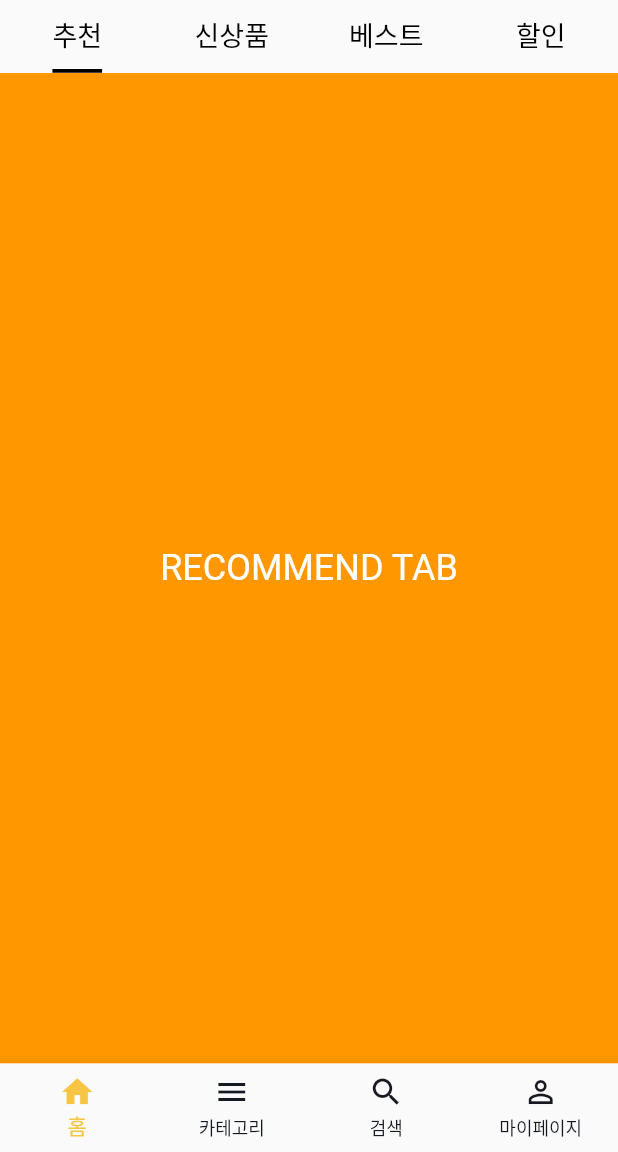
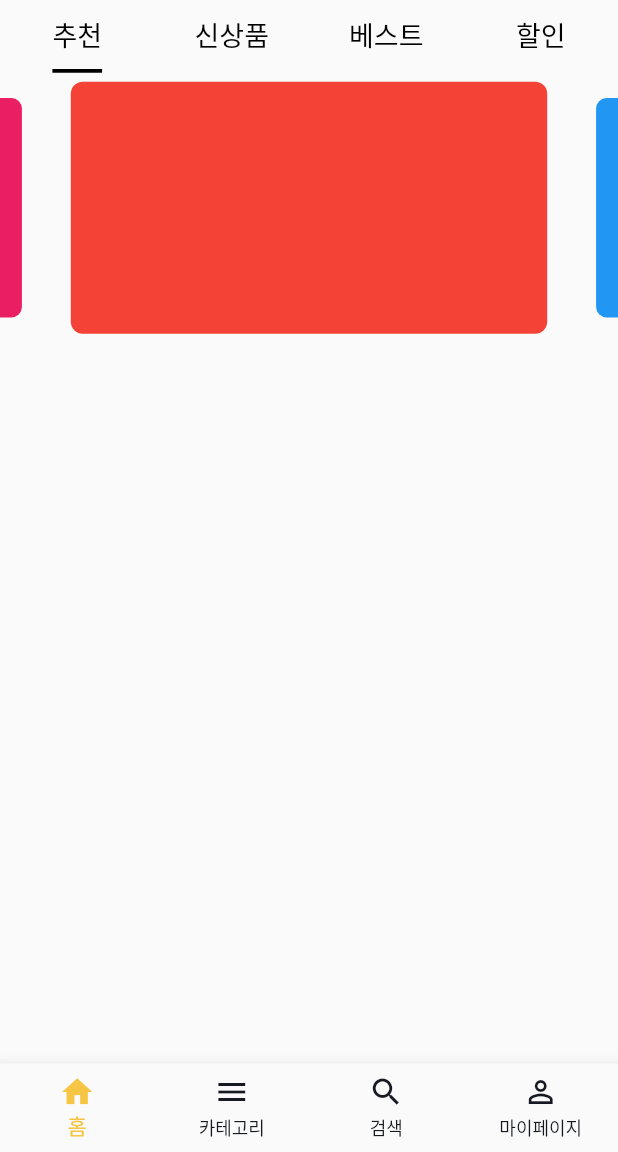
Before and after one commit to leejunesun/TtangkkeusMarket, a Flutter app: the screen it shows after launch, on a phone screen of 412 x 824 dp, the part 84-1236 px from its top. Run offline on Flutter 3.47's test engine with Material 2 defaults, Android fonts, the phone set to English and light mode, and no system bars; drawn by our look-alikes of carousel_slider; our stand-ins replace google_fonts; Roboto replaces fonts that are missing (SF).

Commit message:
[Chore] #11 - CarouselSlider 적용

```diff
--- a/lib/screens/home.dart
+++ b/lib/screens/home.dart
@@ -1,7 +1,9 @@
 import 'package:flutter/material.dart';
 import 'package:ttangkkeusmarket/widgets/AppBar.dart';
+import 'package:ttangkkeusmarket/widgets/CarouselList.dart';
 import 'package:ttangkkeusmarket/widgets/TabBar.dart';
-import 'package:ttangkkeusmarket/widgets/bottom_navbar.dart';
+import 'package:ttangkkeusmarket/widgets/BottomNavBar.dart';
+// import 'package:ttangkkeusmarket/widgets/HorizontalList.dart';
 
 class Main extends StatelessWidget {
   const Main({Key? key}) : super(key: key);
@@ -22,7 +24,7 @@ class HomeScreen extends StatelessWidget {
   Widget build(BuildContext context) {
     return Scaffold(
       appBar: BaseAppBar(appBar: AppBar(), title: "땅끗마켓", center: true),
-      body: const MainTabBar(),
+      body: MainTabBar()
     );
   }
 }
--- a/lib/screens/recommend.dart
+++ b/lib/screens/recommend.dart
@@ -1,18 +1,24 @@
 import 'package:flutter/material.dart';
+import 'package:ttangkkeusmarket/widgets/CarouselList.dart';
 
 class RecommendTab extends StatelessWidget {
   const RecommendTab({Key? key}) : super(key: key);
 
   @override
   Widget build(BuildContext context) {
-    return Container(
-      color: Colors.orange,
-      child: const Center(
-        child: Text(
-          "RECOMMEND TAB",
-          style: TextStyle(fontSize: 24, color: Colors.white),
-        ),
-      ),
+    return Scaffold(
+      body: CarouselSliderWidget(),
+
     );
+    // return Container(
+    //   color: Colors.orange,
+    //   child: const Center(
+    //     child: Text(
+    //       "RECOMMEND TAB",
+    //       style: TextStyle(fontSize: 24, color: Colors.white),
+    //     ),
+    //   ),
+
+    // );
   }
 }
--- a/lib/widgets/AppBar.dart
+++ b/lib/widgets/AppBar.dart
@@ -1,4 +1,6 @@
 import 'package:flutter/material.dart';
+import 'package:google_fonts/google_fonts.dart';
+import 'package:ttangkkeusmarket/widgets/TabBar.dart';
 
 class BaseAppBar extends StatelessWidget implements PreferredSizeWidget {
   const BaseAppBar(
--- /dev/null
+++ b/lib/widgets/CarouselList.dart
@@ -0,0 +1,100 @@
+import 'package:flutter/material.dart';
+import 'package:carousel_slider/carousel_slider.dart';
+
+class CarouselSliderWidget extends StatefulWidget {
+  const CarouselSliderWidget({Key? key}) : super(key: key);
+
+  @override
+  State<CarouselSliderWidget> createState() => _CarouselSliderWidgetState();
+}
+
+class _CarouselSliderWidgetState extends State<CarouselSliderWidget> {
+  @override
+  Widget build(BuildContext context) {
+    return Scaffold(
+      body: ListView(
+        children: [
+          CarouselSlider(
+            items: [
+              //1st Image of Slider
+              Container(
+                margin: EdgeInsets.all(6.0),
+                decoration: BoxDecoration(
+                  borderRadius: BorderRadius.circular(8.0),
+                  color: Colors.red,
+                  // image: DecorationImage(
+                  //   image: NetworkImage("ADD IMAGE URL HERE"),
+                  //   fit: BoxFit.cover,
+                  // ),
+                ),
+              ),
+
+              //2nd Image of Slider
+              Container(
+                margin: EdgeInsets.all(6.0),
+                decoration: BoxDecoration(
+                  borderRadius: BorderRadius.circular(8.0),
+                  color: Colors.blue,
+                  // image: DecorationImage(
+                  //   image: NetworkImage("ADD IMAGE URL HERE"),
+                  //   fit: BoxFit.cover,
+                  // ),
+                ),
+              ),
+
+              //3rd Image of Slider
+              Container(
+                margin: EdgeInsets.all(6.0),
+                decoration: BoxDecoration(
+                    borderRadius: BorderRadius.circular(8.0),
+                    color: Colors.green
+                    // image: DecorationImage(
+                    //   image: NetworkImage("ADD IMAGE URL HERE"),
+                    //   fit: BoxFit.cover,
+                    // ),
+                    ),
+              ),
+
+              //4th Image of Slider
+              Container(
+                margin: EdgeInsets.all(6.0),
+                decoration: BoxDecoration(
+                  borderRadius: BorderRadius.circular(8.0),
+                  color: Colors.amber,
+                  // image: DecoraionImage(
+                  //   image: NetworkImage("ADD IMAGE URL HERE"),
+                  //   fit: BoxFit.cover,
+                  // ),
+                ),
+              ),
+
+              //5th Image of Slider
+              Container(
+                margin: EdgeInsets.all(6.0),
+                decoration: BoxDecoration(
+                    borderRadius: BorderRadius.circular(8.0), color: Colors.pink
+                    // image: DecorationImage(
+                    //   image: NetworkImage("ADD IMAGE URL HERE"),
+                    //   fit: BoxFit.cover,
+                    ),
+              ),
+              // ),
+            ],
+
+            //Slider Container properties
+            options: CarouselOptions(
+              height: 180.0,
+              enlargeCenterPage: true,
+              autoPlay: true,
+              aspectRatio: 16 / 9,
+              autoPlayCurve: Curves.fastOutSlowIn,
+              enableInfiniteScroll: true,
+              autoPlayAnimationDuration: Duration(milliseconds: 800),
+              viewportFraction: 0.8,
+            ),
+          ),
+        ],
+      ),
+    );
+  }
+}
```
Also changed, not shown: lib/widgets/TabBar.dart (+5 -5 lines), pubspec.yaml (+8 -6 lines), lib/widgets/BottomNavBar.dart (renamed from lib/widgets/bottom_navbar.dart), 6 other files.
